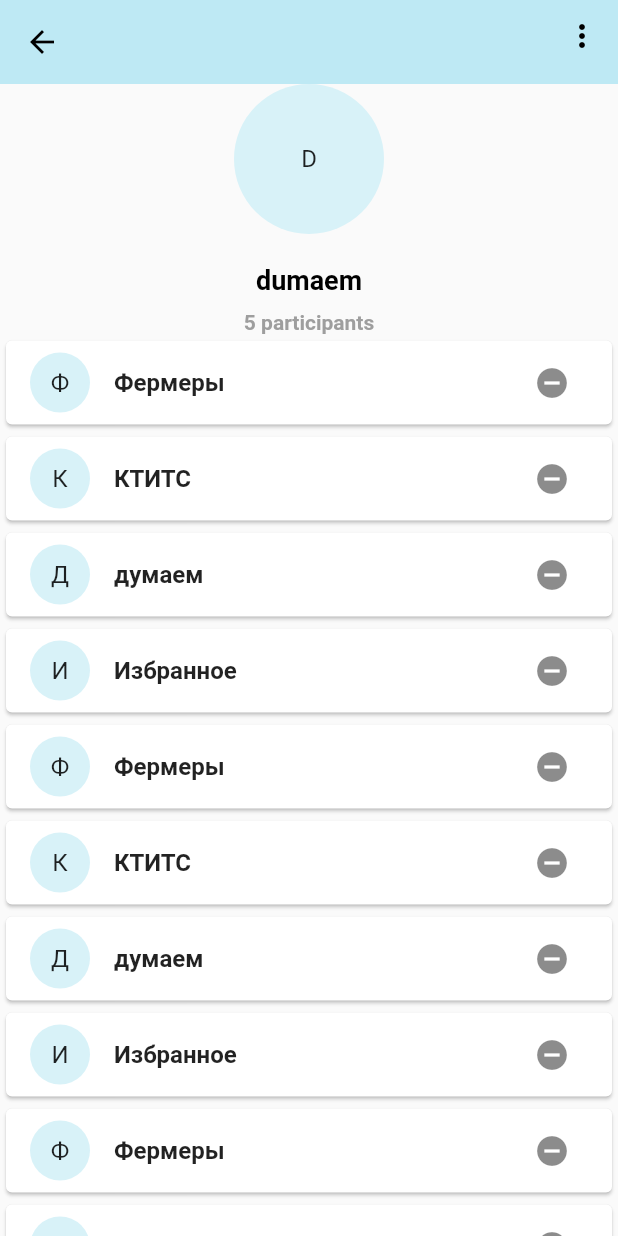
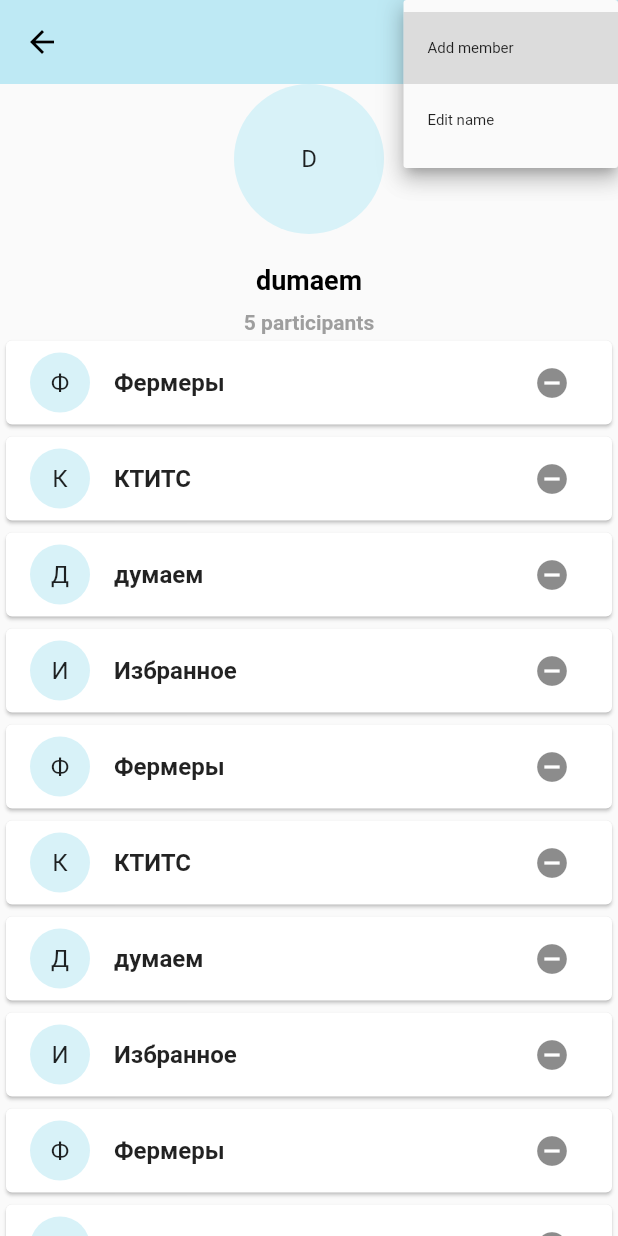
Before and after one commit to Dumaem/DumaemMessenger.Frontend, a Flutter app: the ChatInfoPage screen opened by its route, after a tap on the "more vert" icon, on a phone screen of 412 x 824 dp. Run offline on Flutter 3.47's test engine with Material 2 defaults, Android fonts, the phone set to English and light mode, and no system bars; our stand-ins replace dio, easy_dynamic_theme, flutter_chat_types, flutter_chat_ui, flutter_secure_storage; missing offline and left inert: dart:ffi, kf_drawer, signalr_core, status_alert; accounts and stored records are empty.

Commit message:
вернул рабочий выпадающий список в информации о чате

```diff
--- a/lib/pages/chat_info_page.dart
+++ b/lib/pages/chat_info_page.dart
@@ -1,6 +1,7 @@
 import 'package:dumaem_messenger/properties/config.dart';
 import 'package:dumaem_messenger/properties/margin.dart';
 import 'package:flutter/material.dart';
+import 'package:flutter/services.dart';
 
 import '../generated/l10n.dart';
 import '../properties/config.dart';
@@ -76,14 +77,31 @@ class _ChatInfoPageState extends State<ChatInfoPage> {
                 actions: [
                   // settings button
                   Expanded(
-                    child: Container(
-                      alignment: Alignment.topRight,
-                      child: IconButton(
-                        icon: const Icon(Icons.more_vert),
-                        onPressed: () {},
-                      ),
-                    ),
-                  ),
+                      child: Container(
+                          alignment: Alignment.topRight,
+                          child: SizedBox(
+                            width: MediaQuery.of(context).size.width *
+                                dropListWidth,
+                            child: DropdownButton<String>(
+                              isExpanded: true,
+                              icon: const Icon(Icons.more_vert),
+                              items: <String>[
+                                S.of(context).add_member_title,
+                                S.of(context).edit_name_chat_title
+                              ].map((String value) {
+                                return DropdownMenuItem<String>(
+                                  value: value,
+                                  child: Text(
+                                    value,
+                                    style: TextStyle(fontSize: smallFontSize),
+                                  ),
+                                );
+                              }).toList(),
+                              onChanged: (value) {
+                                if (value == S.of(context).add_member_title) {}
+                              },
+                            ),
+                          ))),
                 ],
               ),
               SliverToBoxAdapter(
@@ -91,7 +109,7 @@ class _ChatInfoPageState extends State<ChatInfoPage> {
                   children: [
                     CircleAvatar(
                       radius: bigChatCircleAvatarRadius,
-                      child: Text(chat.title![0].toUpperCase()),
+                      child: Text(chat.title[0].toUpperCase()),
                     ),
 
                     const Margin20(),
```
